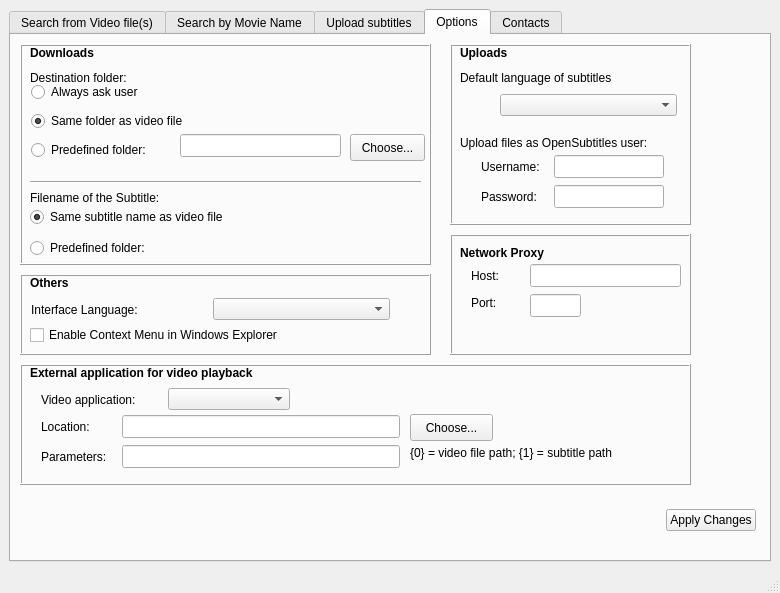
This is gui/main.ui in mamboitaliano21/subdownloader as Qt 5 draws it before an edit. The edited form follows.
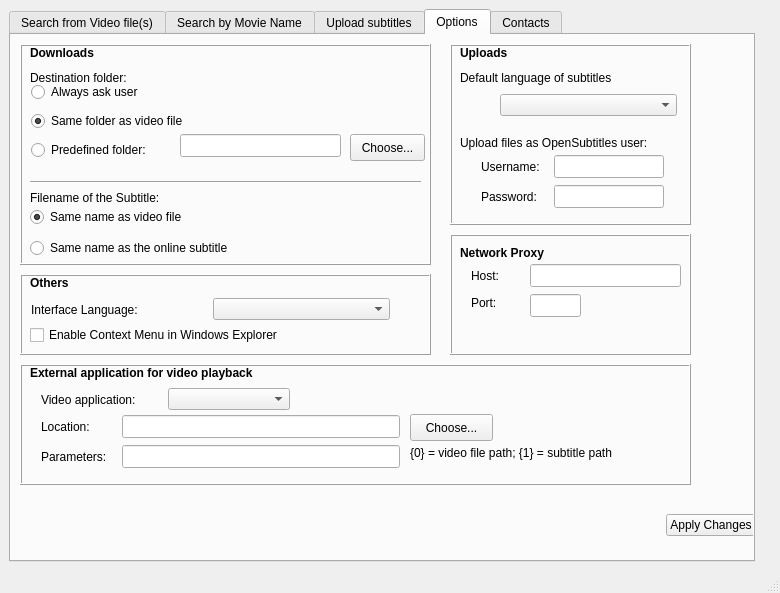
This is the edited form. The open tabs and pages were chosen to show the change. Custom widgets are drawn as their Qt base class.

Commit message: Saving options for DOWNLOAD and Language Upload.

```diff
--- a/gui/main.ui
+++ b/gui/main.ui
@@ -18,7 +18,7 @@
      <x>0</x>
      <y>0</y>
      <width>780</width>
-     <height>570</height>
+     <height>569</height>
     </rect>
    </property>
    <layout class="QVBoxLayout" name="verticalLayout" >
@@ -26,6 +26,12 @@
      <layout class="QVBoxLayout" >
       <item>
        <widget class="QTabWidget" name="tabs" >
+        <property name="sizePolicy" >
+         <sizepolicy vsizetype="Expanding" hsizetype="Maximum" >
+          <horstretch>0</horstretch>
+          <verstretch>0</verstretch>
+         </sizepolicy>
+        </property>
         <property name="tabShape" >
          <enum>QTabWidget::Rounded</enum>
         </property>
@@ -738,7 +744,7 @@
            <x>0</x>
            <y>0</y>
            <width>756</width>
-           <height>522</height>
+           <height>520</height>
           </rect>
          </property>
          <attribute name="title" >
@@ -749,10 +755,16 @@
            <rect>
             <x>9</x>
             <y>9</y>
-            <width>731</width>
+            <width>681</width>
             <height>451</height>
            </rect>
           </property>
+          <property name="sizePolicy" >
+           <sizepolicy vsizetype="Fixed" hsizetype="Fixed" >
+            <horstretch>0</horstretch>
+            <verstretch>0</verstretch>
+           </sizepolicy>
+          </property>
           <property name="frameShape" >
            <enum>QFrame::NoFrame</enum>
           </property>
@@ -1046,7 +1058,7 @@
              <item>
               <widget class="QRadioButton" name="radioButton_5" >
                <property name="text" >
-                <string>Same subtitle name as video file</string>
+                <string>Same name as video file</string>
                </property>
                <property name="checked" >
                 <bool>true</bool>
@@ -1056,7 +1068,7 @@
              <item>
               <widget class="QRadioButton" name="radioButton_6" >
                <property name="text" >
-                <string>Predefined folder:</string>
+                <string>Same name as the online subtitle</string>
                </property>
               </widget>
              </item>
@@ -1382,7 +1394,7 @@
             <x>10</x>
             <y>470</y>
             <width>735</width>
-            <height>31</height>
+            <height>41</height>
            </rect>
           </property>
           <layout class="QHBoxLayout" name="horizontalLayout" >
```
Left out of the diff: 35 changed lines with no effect on the pictures. The commit also changes 2 other files.
